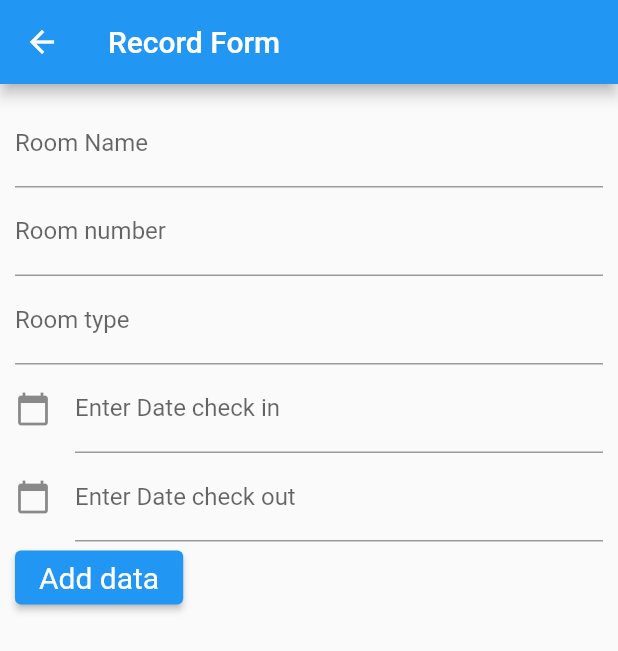
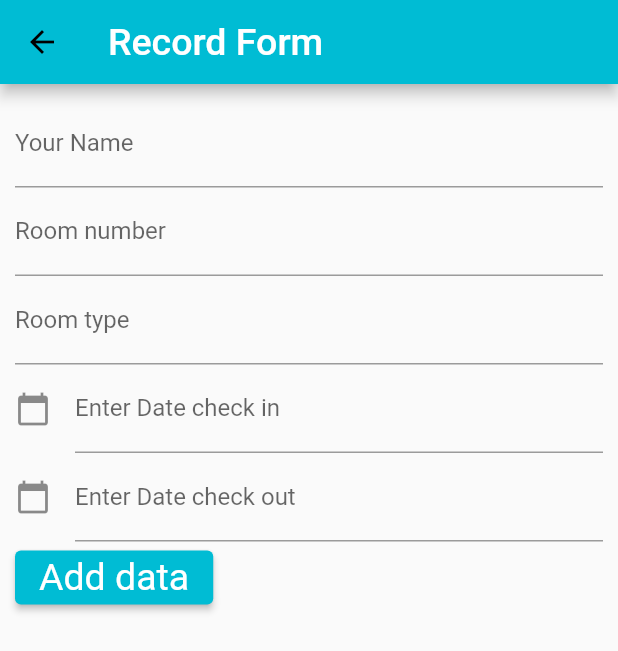
Before and after one commit to kany5767/MyProject, a Flutter app: the screen it shows after launch, after a tap on the "add" icon, on a phone screen of 412 x 824 dp. Shown: the top 651 px of the screen. Run offline on Flutter 3.47's test engine with Material 2 defaults, Android fonts, the phone set to English and light mode, and no system bars; our stand-ins replace sembast.

Commit message:
two commit

```diff
--- a/lib/main.dart
+++ b/lib/main.dart
@@ -26,9 +26,9 @@ class MyApp extends StatelessWidget {
         debugShowCheckedModeBanner: false,
         title: 'Flutter Demo',
         theme: ThemeData(
-          primarySwatch: Colors.blue,
+          primarySwatch: Colors.cyan,
         ),
-        home: const MyHomePage(title: 'แอพบัญชี'),
+        home: const MyHomePage(title: 'แอพจองห้องประชุม'),
       ),
     );
   }
--- a/lib/screens/form_screen.dart
+++ b/lib/screens/form_screen.dart
@@ -25,8 +25,9 @@ class FormScreen extends StatelessWidget {
   Widget build(BuildContext context) {
     return Scaffold(
         appBar: AppBar(
-          title: const Text('Record Form'),
-        ),
+          title: const Text('Record Form', style: TextStyle(
+            color: Color.fromARGB(255, 255, 255, 255),
+            fontSize: 25,),),),
         body: Padding(
             padding: const EdgeInsets.all(10.0),
             child: Form(
@@ -35,12 +36,12 @@ class FormScreen extends StatelessWidget {
                   crossAxisAlignment: CrossAxisAlignment.start,
                   children: [
                     TextFormField(
-                      decoration: const InputDecoration(labelText: "Room Name"),
+                      decoration: const InputDecoration(labelText: "Your Name"),
                       keyboardType: TextInputType.text,
                       controller: nameController,
                       validator: (String? str) {
                         if (str!.isEmpty) {
-                          return "Please input Room Name.";
+                          return "Please input Your Name.";
                         }
                         return null;
                       },
@@ -142,7 +143,9 @@ class FormScreen extends StatelessWidget {
                             Navigator.pop(context);
                           }
                         },
-                        child: const Text("Add data"))
+                        child: const Text("Add data", style: TextStyle(
+            color: Color.fromARGB(255, 255, 255, 255),
+            fontSize: 25,),))
                   ]),
             )));
   }
--- a/lib/screens/home_screen.dart
+++ b/lib/screens/home_screen.dart
@@ -25,14 +25,18 @@ class _HomeScreenState extends State<HomeScreen> {
   Widget build(BuildContext context) {
     return Scaffold(
         appBar: AppBar(
-          title: const Text("Meeting Room Booking App"),
+          title: const Text("Meeting Room Booking App", style: TextStyle(
+            color: Color.fromARGB(255, 255, 255, 255),
+            fontSize: 25,),),
           actions: [
             IconButton(
                 icon: const Icon(Icons.exit_to_app),
+                color: Colors.white,
                 onPressed: () {
                   SystemNavigator.pop();
                 }),
             IconButton(
+              color: Colors.white,
                 onPressed: () {
                   Navigator.push(context, MaterialPageRoute(builder: (context) {
                     return FormScreen();
@@ -48,8 +52,9 @@ class _HomeScreenState extends State<HomeScreen> {
               return const Center(
                 child: Text(
                   "No Data.",
-                  style: TextStyle(fontSize: 35),
-                ),
+                  style: TextStyle(
+                  color: Color(0xFF00BCD4),
+                  fontSize: 25,),),
               );
             } else {
               return ListView.builder(
@@ -58,6 +63,7 @@ class _HomeScreenState extends State<HomeScreen> {
                   Transactions data = providers.transactions[index];
 
                   return Card(
+                      color: Color.fromARGB(255, 255, 255, 255),
                       elevation: 5,
                       margin: const EdgeInsets.symmetric(
                           vertical: 5, horizontal: 10),
@@ -66,15 +72,23 @@ class _HomeScreenState extends State<HomeScreen> {
                           leading: CircleAvatar(
                               radius: 30,
                               child: FittedBox(
-                                child: Text(data.number.toString()),
-                              )),
-                          title: Text(data.name),
+                                child: Text(data.number.toString(),
+                                // ignore: prefer_const_constructors
+                                style: TextStyle(
+                              // ignore: prefer_const_constructors
+                              color: Color(0xFF00BCD4),
+                              fontSize: 15,),),
+                              )
+
+                              ),
+                          title: Text(data.name,
+                          style: const TextStyle(color:Color(0xFF00BCD4)),),
                           // ignore: prefer_interpolation_to_compose_strings
                           subtitle: Text("Type Room: " +data.type.toString() +
                               "\n Check In: " +
                               data.checkIn +
                               "\n Check Out " +
-                              data.checkOut),
+                              data.checkOut ),
                           onTap: () {
                             Navigator.push(context,
                                 MaterialPageRoute(builder: (context) {
```
Also changed, not shown: lib/screens/form_edit_screen.dart (+14 -5 lines).
